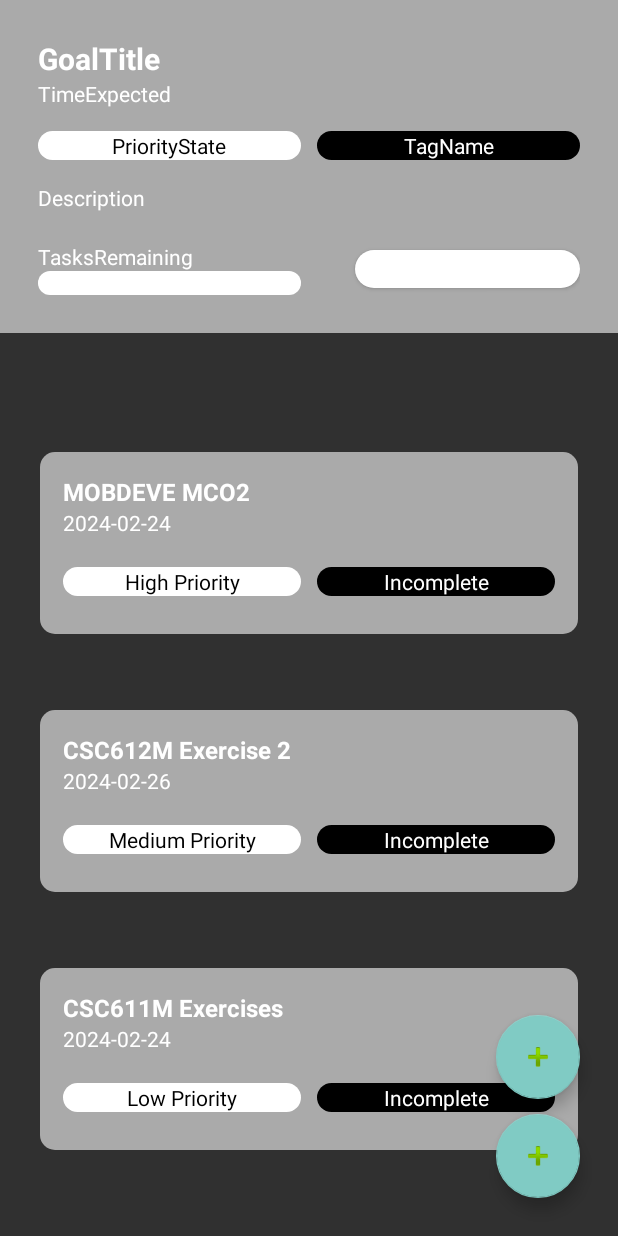
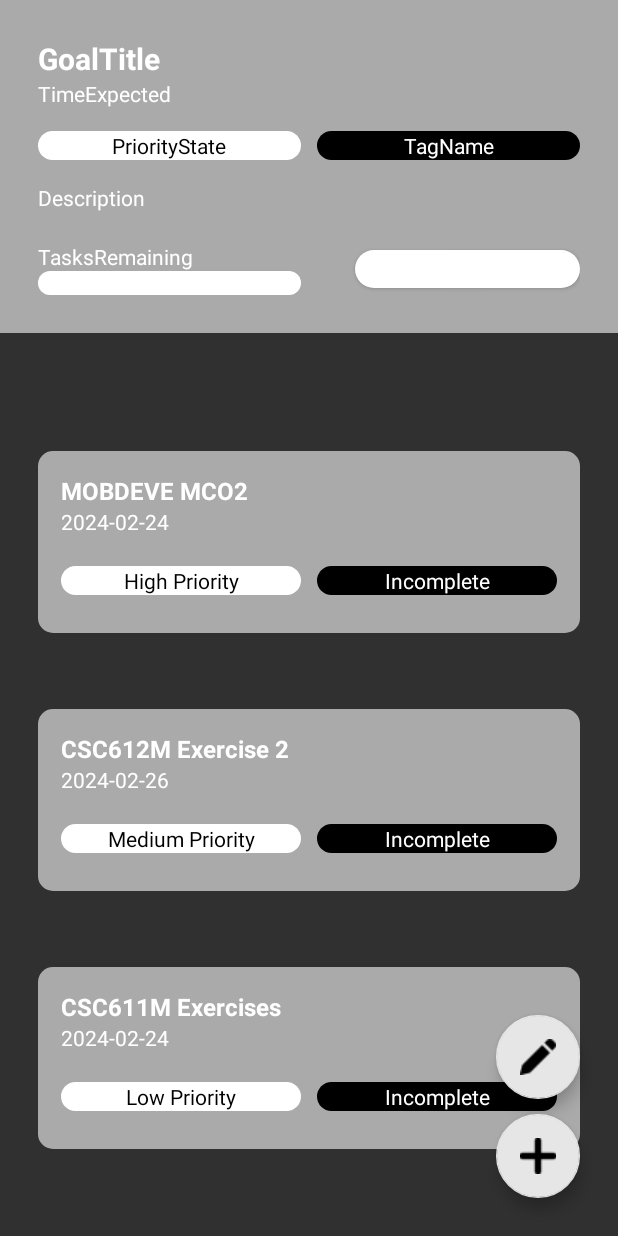
Before and after one commit to alfonsomiguelcruz/goalkeep, an Android app: the ViewGoalActivity screen opened directly, with no data from a screen before it, on a phone screen of 412 x 824 dp. Run offline under Robolectric (Android 15) with nearby library versions, the phone set to English and light mode, and no system bars.

Commit message:
Updated icons

```diff
--- a/app/src/main/res/layout/activity_main.xml
+++ b/app/src/main/res/layout/activity_main.xml
@@ -5,6 +5,7 @@
     android:id="@+id/cl_goal_list"
     android:layout_width="match_parent"
     android:layout_height="match_parent"
+    android:background="@color/white"
     android:theme="@style/Theme.GoalKeep">
 
     <androidx.recyclerview.widget.RecyclerView
@@ -22,7 +23,7 @@
         android:background="@color/white"
         android:clickable="true"
         android:focusable="true"
-        android:src="@drawable/icons8_plus"
+        android:src="@drawable/add"
         android:theme="@style/Theme.GoalKeep"
         app:backgroundTint="#E6E6E6"
         app:layout_constraintBottom_toBottomOf="parent"
--- a/app/src/main/res/layout/goal_list_layout.xml
+++ b/app/src/main/res/layout/goal_list_layout.xml
@@ -3,6 +3,7 @@
     android:id="@+id/ll_goal"
     android:layout_width="match_parent"
     android:layout_height="wrap_content"
+    android:background="@android:color/white"
     android:orientation="vertical"
     android:theme="@style/Theme.GoalKeep">
 
@@ -12,7 +13,7 @@
         android:layout_height="wrap_content"
         android:layout_margin="25dp"
         android:background="@drawable/corners_gt"
-        android:backgroundTint="@color/white"
+        android:backgroundTint="@android:color/darker_gray"
         android:orientation="vertical"
         android:padding="15dp"
         android:theme="@style/Theme.GoalKeep">
--- a/app/src/main/res/layout/view_goal_layout.xml
+++ b/app/src/main/res/layout/view_goal_layout.xml
@@ -121,9 +121,8 @@
 
     <androidx.recyclerview.widget.RecyclerView
         android:id="@+id/rv_tasks"
-        android:layout_width="409dp"
+        android:layout_width="match_parent"
         android:layout_height="495dp"
-        android:layout_marginTop="1dp"
         app:layout_constraintBottom_toBottomOf="parent"
         app:layout_constraintEnd_toEndOf="parent"
         app:layout_constraintStart_toStartOf="parent"
@@ -135,9 +134,11 @@
         android:layout_height="wrap_content"
         android:layout_marginEnd="25dp"
         android:layout_marginBottom="25dp"
+        android:background="@color/white"
         android:clickable="true"
-        android:src="@android:drawable/ic_input_add"
+        android:src="@drawable/add"
         android:theme="@style/Theme.AppCompat"
+        app:backgroundTint="#E6E6E6"
         app:layout_constraintBottom_toBottomOf="parent"
         app:layout_constraintEnd_toEndOf="parent" />
 
@@ -147,9 +148,11 @@
         android:layout_height="wrap_content"
         android:layout_marginEnd="25dp"
         android:layout_marginBottom="10dp"
+        android:background="@color/white"
         android:clickable="true"
-        android:src="@android:drawable/ic_input_add"
-        android:theme="@style/Theme.AppCompat"
+        android:src="@drawable/edit"
+        android:theme="@style/Theme.GoalKeep"
+        app:backgroundTint="#E6E6E6"
         app:layout_constraintBottom_toTopOf="@+id/fab_add_task"
         app:layout_constraintEnd_toEndOf="parent" />
 </androidx.constraintlayout.widget.ConstraintLayout>
```
Also changed, not shown: app/src/main/res/layout/edit_goal_details_layout.xml (+13 -6 lines), app/src/main/res/layout/edit_task_details_layout.xml (+13 -6 lines), app/src/main/res/drawable/add.png (added), app/src/main/res/drawable/check.png (added), app/src/main/res/drawable/close.png (added), app/src/main/res/drawable/edit.png (added).
